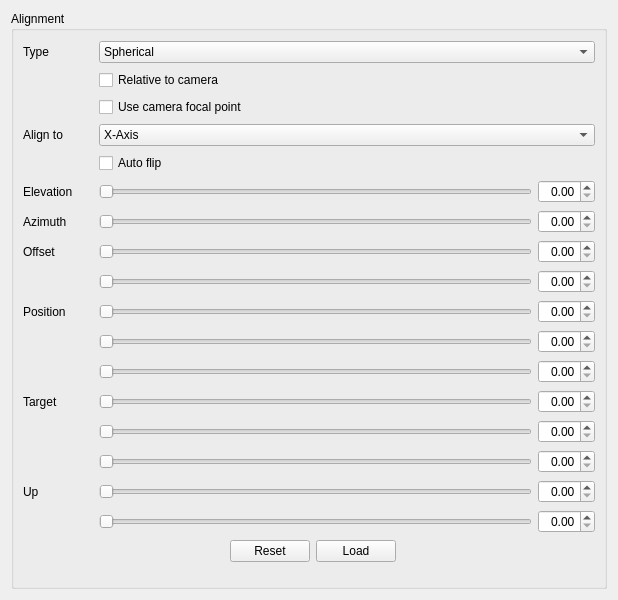
ThomasKroes/exposure-render.ercore, file ui/AlignmentWidget.ui: the form before one commit.
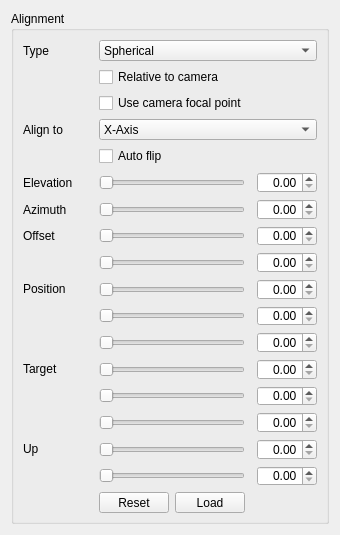
The form after the commit.

```diff
--- a/ui/AlignmentWidget.ui
+++ b/ui/AlignmentWidget.ui
@@ -6,20 +6,20 @@
    <rect>
     <x>0</x>
     <y>0</y>
-    <width>618</width>
-    <height>600</height>
+    <width>340</width>
+    <height>535</height>
    </rect>
   </property>
   <property name="sizePolicy">
-   <sizepolicy hsizetype="MinimumExpanding" vsizetype="MinimumExpanding">
+   <sizepolicy hsizetype="MinimumExpanding" vsizetype="Minimum">
     <horstretch>0</horstretch>
     <verstretch>0</verstretch>
    </sizepolicy>
   </property>
   <property name="minimumSize">
    <size>
-    <width>0</width>
-    <height>0</height>
+    <width>1</width>
+    <height>1</height>
    </size>
   </property>
   <property name="windowTitle">
@@ -29,122 +29,139 @@
    <property name="sizeConstraint">
     <enum>QLayout::SetDefaultConstraint</enum>
    </property>
-   <item row="2" column="0">
+   <item row="1" column="0">
     <widget class="QGroupBox" name="AlignmentGroupBox">
      <property name="sizePolicy">
-      <sizepolicy hsizetype="Expanding" vsizetype="Expanding">
+      <sizepolicy hsizetype="MinimumExpanding" vsizetype="Minimum">
        <horstretch>0</horstretch>
        <verstretch>0</verstretch>
       </sizepolicy>
      </property>
+     <property name="minimumSize">
+      <size>
+       <width>1</width>
+       <height>1</height>
+      </size>
+     </property>
      <property name="title">
       <string>Alignment</string>
      </property>
-     <property name="alignment">
-      <set>Qt::AlignLeading|Qt::AlignLeft|Qt::AlignTop</set>
-     </property>
-     <layout class="QGridLayout" name="gridLayout_2">
+     <layout class="QGridLayout" name="gridLayout_3">
       <property name="sizeConstraint">
        <enum>QLayout::SetDefaultConstraint</enum>
       </property>
-      <item row="17" column="2">
-       <widget class="QPushButton" name="pushButton">
+      <item row="18" column="1">
+       <layout class="QHBoxLayout" name="horizontalLayout_2">
+        <item>
+         <widget class="QPushButton" name="pushButton">
+          <property name="text">
+           <string>Reset</string>
+          </property>
+         </widget>
+        </item>
+        <item>
+         <widget class="QPushButton" name="pushButton_2">
+          <property name="text">
+           <string>Load</string>
+          </property>
+         </widget>
+        </item>
+       </layout>
+      </item>
+      <item row="8" column="0">
+       <widget class="QLabel" name="OffsetLabel">
         <property name="text">
-         <string>Reset</string>
+         <string>Offset</string>
         </property>
        </widget>
       </item>
-      <item row="6" column="6">
-       <widget class="QDoubleSpinBox" name="AzimuthSpinBox">
-        <property name="alignment">
-         <set>Qt::AlignRight|Qt::AlignTrailing|Qt::AlignVCenter</set>
-        </property>
-       </widget>
-      </item>
-      <item row="8" column="1" colspan="5">
+      <item row="9" column="1">
        <widget class="QSlider" name="PositionXSlider">
         <property name="orientation">
          <enum>Qt::Horizontal</enum>
         </property>
        </widget>
       </item>
-      <item row="14" column="0" rowspan="3">
-       <widget class="QLabel" name="UpLabel">
-        <property name="text">
-         <string>Up</string>
-        </property>
-       </widget>
-      </item>
-      <item row="16" column="1" colspan="5">
-       <widget class="QSlider" name="UpZSlider">
+      <item row="11" column="1">
+       <widget class="QSlider" name="PositionZSlider">
         <property name="orientation">
          <enum>Qt::Horizontal</enum>
         </property>
        </widget>
       </item>
-      <item row="13" column="1" colspan="5">
-       <widget class="QSlider" name="TargetZSlider">
-        <property name="orientation">
-         <enum>Qt::Horizontal</enum>
+      <item row="2" column="1">
+       <widget class="QCheckBox" name="RelativeToCameraCheckBox">
+        <property name="text">
+         <string>Relative to camera</string>
         </property>
        </widget>
       </item>
-      <item row="12" column="6">
-       <widget class="QDoubleSpinBox" name="TargetYSpinBox">
-        <property name="alignment">
-         <set>Qt::AlignRight|Qt::AlignTrailing|Qt::AlignVCenter</set>
+      <item row="1" column="1" colspan="3">
+       <widget class="QComboBox" name="TypeComboBox">
+        <property name="sizePolicy">
+         <sizepolicy hsizetype="Expanding" vsizetype="Fixed">
+          <horstretch>0</horstretch>
+          <verstretch>0</verstretch>
+         </sizepolicy>
         </property>
+        <item>
+         <property name="text">
+          <string>Spherical</string>
+         </property>
+        </item>
+        <item>
+         <property name="text">
+          <string>Look at</string>
+         </property>
+        </item>
+        <item>
+         <property name="text">
+          <string>Axial</string>
+         </property>
+        </item>
        </widget>
       </item>
-      <item row="11" column="6">
-       <widget class="QDoubleSpinBox" name="TargetXSpinBox">
-        <property name="alignment">
-         <set>Qt::AlignRight|Qt::AlignTrailing|Qt::AlignVCenter</set>
+      <item row="10" column="1">
+       <widget class="QSlider" name="PositionYSlider">
+        <property name="orientation">
+         <enum>Qt::Horizontal</enum>
         </property>
        </widget>
       </item>
-      <item row="5" column="0">
-       <widget class="QLabel" name="ElevationLabel">
-        <property name="text">
-         <string>Elevation</string>
+      <item row="7" column="1">
+       <widget class="QSlider" name="AzimuthSlider">
+        <property name="orientation">
+         <enum>Qt::Horizontal</enum>
         </property>
        </widget>
       </item>
-      <item row="4" column="1" colspan="5">
+      <item row="5" column="1">
        <widget class="QCheckBox" name="AutoFlipCheckBox">
         <property name="text">
          <string>Auto flip</string>
         </property>
        </widget>
       </item>
-      <item row="16" column="6">
+      <item row="17" column="3">
        <widget class="QDoubleSpinBox" name="UpZSpinBox">
-        <property name="alignment">
-         <set>Qt::AlignRight|Qt::AlignTrailing|Qt::AlignVCenter</set>
+        <property name="sizePolicy">
+         <sizepolicy hsizetype="Minimum" vsizetype="Fixed">
+          <horstretch>0</horstretch>
+          <verstretch>0</verstretch>
+         </sizepolicy>
         </property>
-       </widget>
-      </item>
-      <item row="14" column="1" colspan="5">
-       <widget class="QSlider" name="UpXSlider">
-        <property name="orientation">
-         <enum>Qt::Horizontal</enum>
-        </property>
-       </widget>
-      </item>
-      <item row="17" column="4">
-       <spacer name="horizontalSpacer_2">
-        <property name="orientation">
-         <enum>Qt::Horizontal</enum>
-        </property>
-        <property name="sizeHint" stdset="0">
+        <property name="minimumSize">
          <size>
-          <width>242</width>
-          <height>20</height>
+          <width>60</width>
+          <height>0</height>
          </size>
         </property>
-       </spacer>
+        <property name="alignment">
+         <set>Qt::AlignRight|Qt::AlignTrailing|Qt::AlignVCenter</set>
+        </property>
+       </widget>
       </item>
-      <item row="3" column="0">
+      <item row="4" column="0">
        <widget class="QLabel" name="AxisLabel">
         <property name="sizePolicy">
          <sizepolicy hsizetype="Fixed" vsizetype="Preferred">
@@ -163,21 +180,40 @@
         </property>
        </widget>
       </item>
-      <item row="17" column="3">
-       <widget class="QPushButton" name="pushButton_2">
+      <item row="3" column="1">
+       <widget class="QCheckBox" name="UseCameraFocalPointCheckBox">
         <property name="text">
-         <string>Load</string>
+         <string>Use camera focal point</string>
         </property>
        </widget>
       </item>
-      <item row="10" column="6">
-       <widget class="QDoubleSpinBox" name="PositionZSpinBox">
+      <item row="6" column="3">
+       <widget class="QDoubleSpinBox" name="ElevationSpinBox">
+        <property name="sizePolicy">
+         <sizepolicy hsizetype="Minimum" vsizetype="Fixed">
+          <horstretch>0</horstretch>
+          <verstretch>0</verstretch>
+         </sizepolicy>
+        </property>
+        <property name="minimumSize">
+         <size>
+          <width>60</width>
+          <height>0</height>
+         </size>
+        </property>
         <property name="alignment">
          <set>Qt::AlignRight|Qt::AlignTrailing|Qt::AlignVCenter</set>
         </property>
        </widget>
       </item>
-      <item row="0" column="0">
+      <item row="6" column="1">
+       <widget class="QSlider" name="ElevationSlider">
+        <property name="orientation">
+         <enum>Qt::Horizontal</enum>
+        </property>
+       </widget>
+      </item>
+      <item row="1" column="0">
        <widget class="QLabel" name="TypeLabel">
         <property name="sizePolicy">
          <sizepolicy hsizetype="Preferred" vsizetype="Preferred">
@@ -196,158 +232,66 @@
         </property>
        </widget>
       </item>
-      <item row="13" column="6">
-       <widget class="QDoubleSpinBox" name="TargetZSpinBox">
-        <property name="alignment">
-         <set>Qt::AlignRight|Qt::AlignTrailing|Qt::AlignVCenter</set>
-        </property>
-       </widget>
-      </item>
-      <item row="0" column="1" colspan="6">
-       <widget class="QComboBox" name="TypeComboBox">
-        <property name="sizePolicy">
-         <sizepolicy hsizetype="Expanding" vsizetype="Fixed">
-          <horstretch>0</horstretch>
-          <verstretch>0</verstretch>
-         </sizepolicy>
-        </property>
-        <item>
-         <property name="text">
-          <string>Spherical</string>
-         </property>
-        </item>
-        <item>
-         <property name="text">
-          <string>Look at</string>
-         </property>
-        </item>
-        <item>
-         <property name="text">
-          <string>Axial</string>
-         </property>
-        </item>
-       </widget>
-      </item>
-      <item row="14" column="6">
-       <widget class="QDoubleSpinBox" name="UpXSpinBox">
-        <property name="alignment">
-         <set>Qt::AlignRight|Qt::AlignTrailing|Qt::AlignVCenter</set>
-        </property>
-       </widget>
-      </item>
-      <item row="15" column="6">
-       <widget class="QDoubleSpinBox" name="UpYSpinBox">
-        <property name="alignment">
-         <set>Qt::AlignRight|Qt::AlignTrailing|Qt::AlignVCenter</set>
-        </property>
-       </widget>
-      </item>
-      <item row="5" column="6">
-       <widget class="QDoubleSpinBox" name="ElevationSpinBox">
-        <property name="alignment">
-         <set>Qt::AlignRight|Qt::AlignTrailing|Qt::AlignVCenter</set>
-        </property>
-       </widget>
-      </item>
-      <item row="11" column="1" colspan="5">
+      <item row="12" column="1">
        <widget class="QSlider" name="TargetXSlider">
         <property name="orientation">
          <enum>Qt::Horizontal</enum>
         </property>
        </widget>
       </item>
-      <item row="11" column="0" rowspan="3">
-       <widget class="QLabel" name="TargetLabel">
-        <property name="text">
-         <string>Target</string>
-        </property>
-       </widget>
-      </item>
-      <item row="12" column="1" colspan="5">
-       <widget class="QSlider" name="TargetYSlider">
-        <property name="orientation">
-         <enum>Qt::Horizontal</enum>
-        </property>
-       </widget>
-      </item>
-      <item row="10" column="1" colspan="5">
-       <widget class="QSlider" name="PositionZSlider">
-        <property name="orientation">
-         <enum>Qt::Horizontal</enum>
-        </property>
-       </widget>
-      </item>
-      <item row="8" column="0" rowspan="3">
-       <widget class="QLabel" name="PositionLabel">
-        <property name="text">
-         <string>Position</string>
-        </property>
-       </widget>
-      </item>
       <item row="6" column="0">
-       <widget class="QLabel" name="AzimuthLabel">
+       <widget class="QLabel" name="ElevationLabel">
         <property name="text">
-         <string>Azimuth</string>
+         <string>Elevation</string>
         </property>
        </widget>
       </item>
-      <item row="5" column="1" colspan="5">
-       <widget class="QSlider" name="ElevationSlider">
-        <property name="orientation">
-         <enum>Qt::Horizontal</enum>
+      <item row="7" column="3">
+       <widget class="QDoubleSpinBox" name="AzimuthSpinBox">
+        <property name="sizePolicy">
+         <sizepolicy hsizetype="Minimum" vsizetype="Fixed">
+          <horstretch>0</horstretch>
+          <verstretch>0</verstretch>
+         </sizepolicy>
         </property>
+        <property name="minimumSize">
+         <size>
+          <width>60</width>
+          <height>0</height>
+         </size>
+        </property>
+        <property name="alignment">
+         <set>Qt::AlignRight|Qt::AlignTrailing|Qt::AlignVCenter</set>
+        </property>
        </widget>
       </item>
-      <item row="8" column="6">
+      <item row="9" column="3">
        <widget class="QDoubleSpinBox" name="PositionXSpinBox">
-        <property name="alignment">
-         <set>Qt::AlignRight|Qt::AlignTrailing|Qt::AlignVCenter</set>
+        <property name="sizePolicy">
+         <sizepolicy hsizetype="Minimum" vsizetype="Fixed">
+          <horstretch>0</horstretch>
+          <verstretch>0</verstretch>
+         </sizepolicy>
         </property>
-       </widget>
-      </item>
-      <item row="7" column="0">
-       <widget class="QLabel" name="OffsetLabel">
-        <property name="text">
-         <string>Offset</string>
+        <property name="minimumSize">
+         <size>
+          <width>60</width>
+          <height>0</height>
+         </size>
         </property>
-       </widget>
-      </item>
-      <item row="7" column="6">
-       <widget class="QDoubleSpinBox" name="OffsetSpinBox">
         <property name="alignment">
          <set>Qt::AlignRight|Qt::AlignTrailing|Qt::AlignVCenter</set>
         </property>
        </widget>
       </item>
-      <item row="2" column="1" colspan="6">
-       <widget class="QCheckBox" name="UseCameraFocalPointCheckBox">
-        <property name="text">
-         <string>Use camera focal point</string>
-        </property>
-       </widget>
-      </item>
-      <item row="9" column="6">
-       <widget class="QDoubleSpinBox" name="PositionYSpinBox">
-        <property name="alignment">
-         <set>Qt::AlignRight|Qt::AlignTrailing|Qt::AlignVCenter</set>
-        </property>
-       </widget>
-      </item>
-      <item row="7" column="1" colspan="5">
+      <item row="8" column="1">
        <widget class="QSlider" name="OffsetSlider">
         <property name="orientation">
          <enum>Qt::Horizontal</enum>
         </property>
        </widget>
       </item>
-      <item row="9" column="1" colspan="5">
-       <widget class="QSlider" name="PositionYSlider">
-        <property name="orientation">
-         <enum>Qt::Horizontal</enum>
-        </property>
-       </widget>
-      </item>
-      <item row="3" column="1" colspan="6">
+      <item row="4" column="1" colspan="3">
        <widget class="QComboBox" name="AxisComboBox">
         <property name="sizePolicy">
          <sizepolicy hsizetype="Expanding" vsizetype="Fixed">
@@ -372,27 +316,221 @@
         </item>
        </widget>
       </item>
-      <item row="6" column="1" colspan="5">
-       <widget class="QSlider" name="AzimuthSlider">
+      <item row="7" column="0">
+       <widget class="QLabel" name="AzimuthLabel">
+        <property name="text">
+         <string>Azimuth</string>
+        </property>
+       </widget>
+      </item>
+      <item row="13" column="1">
+       <widget class="QSlider" name="TargetYSlider">
         <property name="orientation">
          <enum>Qt::Horizontal</enum>
         </property>
        </widget>
       </item>
-      <item row="15" column="1" colspan="5">
+      <item row="8" column="3">
+       <widget class="QDoubleSpinBox" name="OffsetSpinBox">
+        <property name="sizePolicy">
+         <sizepolicy hsizetype="Minimum" vsizetype="Fixed">
+          <horstretch>0</horstretch>
+          <verstretch>0</verstretch>
+         </sizepolicy>
+        </property>
+        <property name="minimumSize">
+         <size>
+          <width>60</width>
+          <height>0</height>
+         </size>
+        </property>
+        <property name="alignment">
+         <set>Qt::AlignRight|Qt::AlignTrailing|Qt::AlignVCenter</set>
+        </property>
+       </widget>
+      </item>
+      <item row="10" column="3">
+       <widget class="QDoubleSpinBox" name="PositionYSpinBox">
+        <property name="sizePolicy">
+         <sizepolicy hsizetype="Minimum" vsizetype="Fixed">
+          <horstretch>0</horstretch>
+          <verstretch>0</verstretch>
+         </sizepolicy>
+        </property>
+        <property name="minimumSize">
+         <size>
+          <width>60</width>
+          <height>0</height>
+         </size>
+        </property>
+        <property name="alignment">
+         <set>Qt::AlignRight|Qt::AlignTrailing|Qt::AlignVCenter</set>
+        </property>
+       </widget>
+      </item>
+      <item row="11" column="3">
+       <widget class="QDoubleSpinBox" name="PositionZSpinBox">
+        <property name="sizePolicy">
+         <sizepolicy hsizetype="Minimum" vsizetype="Fixed">
+          <horstretch>0</horstretch>
+          <verstretch>0</verstretch>
+         </sizepolicy>
+        </property>
+        <property name="minimumSize">
+         <size>
+          <width>60</width>
+          <height>0</height>
+         </size>
+        </property>
+        <property name="alignment">
+         <set>Qt::AlignRight|Qt::AlignTrailing|Qt::AlignVCenter</set>
+        </property>
+       </widget>
+      </item>
+      <item row="9" column="0" rowspan="3">
+       <widget class="QLabel" name="PositionLabel">
+        <property name="text">
+         <string>Position</string>
+        </property>
+       </widget>
+      </item>
+      <item row="15" column="1">
+       <widget class="QSlider" name="UpXSlider">
+        <property name="orientation">
+         <enum>Qt::Horizontal</enum>
+        </property>
+       </widget>
+      </item>
+      <item row="17" column="1">
+       <widget class="QSlider" name="UpZSlider">
+        <property name="orientation">
+         <enum>Qt::Horizontal</enum>
+        </property>
+       </widget>
+      </item>
+      <item row="13" column="3">
+       <widget class="QDoubleSpinBox" name="TargetYSpinBox">
+        <property name="sizePolicy">
+         <sizepolicy hsizetype="Minimum" vsizetype="Fixed">
+          <horstretch>0</horstretch>
+          <verstretch>0</verstretch>
+         </sizepolicy>
+        </property>
+        <property name="minimumSize">
+         <size>
+          <width>60</width>
+          <height>0</height>
+         </size>
+        </property>
+        <property name="alignment">
+         <set>Qt::AlignRight|Qt::AlignTrailing|Qt::AlignVCenter</set>
+        </property>
+       </widget>
+      </item>
+      <item row="14" column="1">
+       <widget class="QSlider" name="TargetZSlider">
+        <property name="orientation">
+         <enum>Qt::Horizontal</enum>
+        </property>
+       </widget>
+      </item>
+      <item row="15" column="0" rowspan="3">
+       <widget class="QLabel" name="UpLabel">
+        <property name="text">
+         <string>Up</string>
+        </property>
+       </widget>
+      </item>
+      <item row="15" column="3">
+       <widget class="QDoubleSpinBox" name="UpXSpinBox">
+        <property name="sizePolicy">
+         <sizepolicy hsizetype="Minimum" vsizetype="Fixed">
+          <horstretch>0</horstretch>
+          <verstretch>0</verstretch>
+         </sizepolicy>
+        </property>
+        <property name="minimumSize">
+         <size>
+          <width>60</width>
+          <height>0</height>
+         </size>
+        </property>
+        <property name="alignment">
+         <set>Qt::AlignRight|Qt::AlignTrailing|Qt::AlignVCenter</set>
+        </property>
+       </widget>
+      </item>
+      <item row="12" column="0" rowspan="3">
+       <widget class="QLabel" name="TargetLabel">
+        <property name="text">
+         <string>Target</string>
+        </property>
+       </widget>
+      </item>
+      <item row="12" column="3">
+       <widget class="QDoubleSpinBox" name="TargetXSpinBox">
+        <property name="sizePolicy">
+         <sizepolicy hsizetype="Minimum" vsizetype="Fixed">
+          <horstretch>0</horstretch>
+          <verstretch>0</verstretch>
+         </sizepolicy>
+        </property>
+        <property name="minimumSize">
+         <size>
+          <width>60</width>
+          <height>0</height>
+         </size>
+        </property>
+        <property name="alignment">
+         <set>Qt::AlignRight|Qt::AlignTrailing|Qt::AlignVCenter</set>
+        </property>
+       </widget>
+      </item>
+      <item row="14" column="3">
+       <widget class="QDoubleSpinBox" name="TargetZSpinBox">
+        <property name="sizePolicy">
+         <sizepolicy hsizetype="Minimum" vsizetype="Fixed">
+          <horstretch>0</horstretch>
+          <verstretch>0</verstretch>
+         </sizepolicy>
+        </property>
+        <property name="minimumSize">
+         <size>
+          <width>60</width>
+          <height>0</height>
+         </size>
+        </property>
+        <property name="alignment">
+         <set>Qt::AlignRight|Qt::AlignTrailing|Qt::AlignVCenter</set>
+        </property>
+       </widget>
+      </item>
+      <item row="16" column="3">
+       <widget class="QDoubleSpinBox" name="UpYSpinBox">
+        <property name="sizePolicy">
+         <sizepolicy hsizetype="Minimum" vsizetype="Fixed">
+          <horstretch>0</horstretch>
+          <verstretch>0</verstretch>
+         </sizepolicy>
+        </property>
+        <property name="minimumSize">
+         <size>
+          <width>60</width>
+          <height>0</height>
+         </size>
+        </property>
+        <property name="alignment">
+         <set>Qt::AlignRight|Qt::AlignTrailing|Qt::AlignVCenter</set>
+        </property>
+       </widget>
+      </item>
+      <item row="16" column="1">
        <widget class="QSlider" name="UpYSlider">
         <property name="orientation">
          <enum>Qt::Horizontal</enum>
         </property>
        </widget>
       </item>
-      <item row="1" column="1">
-       <widget class="QCheckBox" name="RelativeToCameraCheckBox">
-        <property name="text">
-         <string>Relative to camera</string>
-        </property>
-       </widget>
-      </item>
      </layout>
     </widget>
    </item>
```
